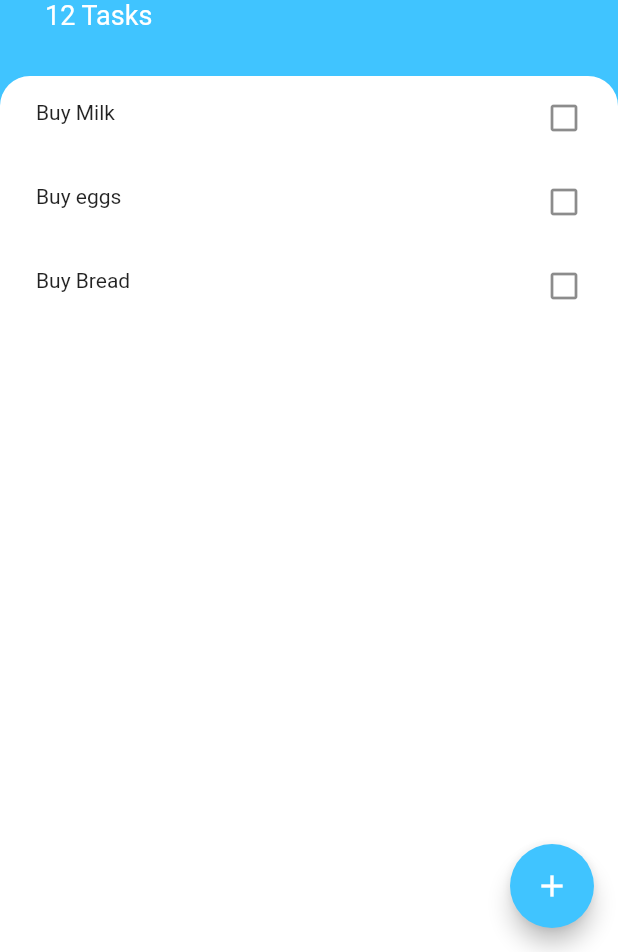
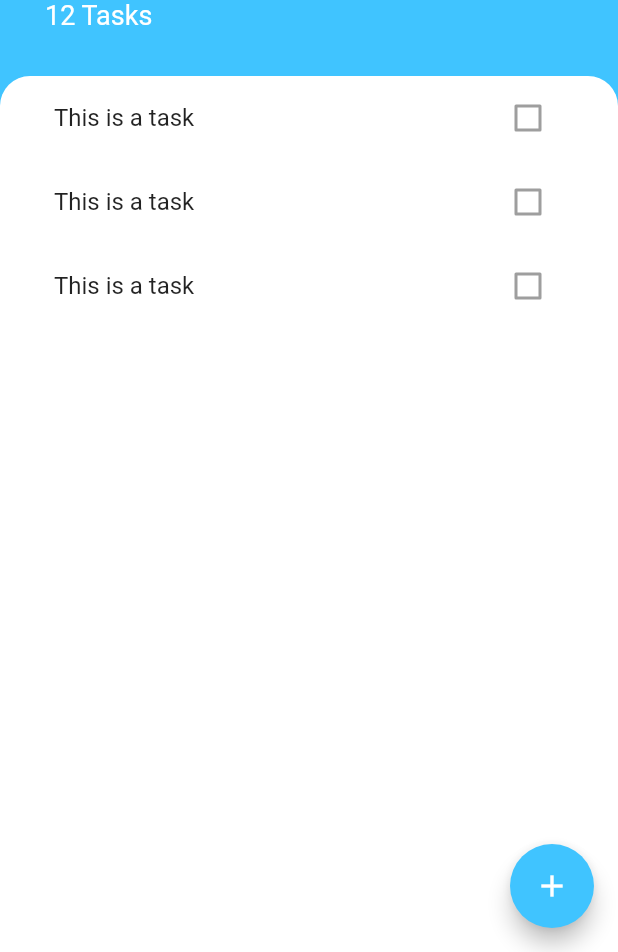
Before and after one commit to mulangukm/todoey-flutter-mobile, a Flutter app: the screen it shows after launch, on a phone screen of 412 x 824 dp, the part 284-1236 px from its top. Run offline on Flutter 3.47's test engine with Material 2 defaults, Android fonts, the phone set to English and light mode, and no system bars.

Commit message:
Create the main body of the app, ready to add functionality

```diff
--- a/lib/screens/tasks_screen.dart
+++ b/lib/screens/tasks_screen.dart
@@ -1,7 +1,9 @@
 import 'package:flutter/material.dart';
 
+import '../widgets/tasks_list.dart';
+
 class TasksScreen extends StatelessWidget {
-  TasksScreen({Key? key}) : super(key: key);
+  const TasksScreen({Key? key}) : super(key: key);
 
   @override
   Widget build(BuildContext context) {
@@ -9,7 +11,7 @@ class TasksScreen extends StatelessWidget {
       floatingActionButton: FloatingActionButton(
         backgroundColor: Colors.lightBlueAccent,
         onPressed: () {},
-        child: Icon(Icons.add),
+        child: const Icon(Icons.add),
       ),
       backgroundColor: Colors.lightBlueAccent,
       body: Column(
@@ -52,6 +54,7 @@ class TasksScreen extends StatelessWidget {
           ),
           Expanded(
             child: Container(
+              padding: const EdgeInsets.symmetric(horizontal: 20.0),
               width: double.infinity,
               decoration: const BoxDecoration(
                 color: Colors.white,
@@ -60,28 +63,7 @@ class TasksScreen extends StatelessWidget {
                   topRight: Radius.circular(20.0),
                 ),
               ),
-              child: Padding(
-                padding: const EdgeInsets.symmetric(horizontal: 8.0),
-                child: ListView(
-                  children: [
-                    ListTile(
-                      onTap: () {},
-                      leading: Text('Buy Milk'),
-                      trailing: Icon(Icons.check_box_outline_blank),
-                    ),
-                    ListTile(
-                      onTap: () {},
-                      leading: Text('Buy eggs'),
-                      trailing: Icon(Icons.check_box_outline_blank),
-                    ),
-                    ListTile(
-                      onTap: () {},
-                      leading: Text('Buy Bread'),
-                      trailing: Icon(Icons.check_box_outline_blank),
-                    )
-                  ],
-                ),
-              ),
+              child: TasksList(),
             ),
           )
         ],
--- /dev/null
+++ b/lib/widgets/task_tile.dart
@@ -0,0 +1,12 @@
+import 'package:flutter/material.dart';
+
+class TasksTile extends StatelessWidget {
+  @override
+  Widget build(BuildContext context) {
+    return ListTile(
+      onTap: () {},
+      title: const Text('This is a task'),
+      trailing: const Checkbox(value: false, onChanged: null),
+    );
+  }
+}
--- /dev/null
+++ b/lib/widgets/tasks_list.dart
@@ -0,0 +1,15 @@
+import 'package:flutter/material.dart';
+import 'package:todoey_flutter/widgets/task_tile.dart';
+
+class TasksList extends StatelessWidget {
+  @override
+  Widget build(BuildContext context) {
+    return ListView(
+      children: [
+        TasksTile(),
+        TasksTile(),
+        TasksTile(),
+      ],
+    );
+  }
+}
```
